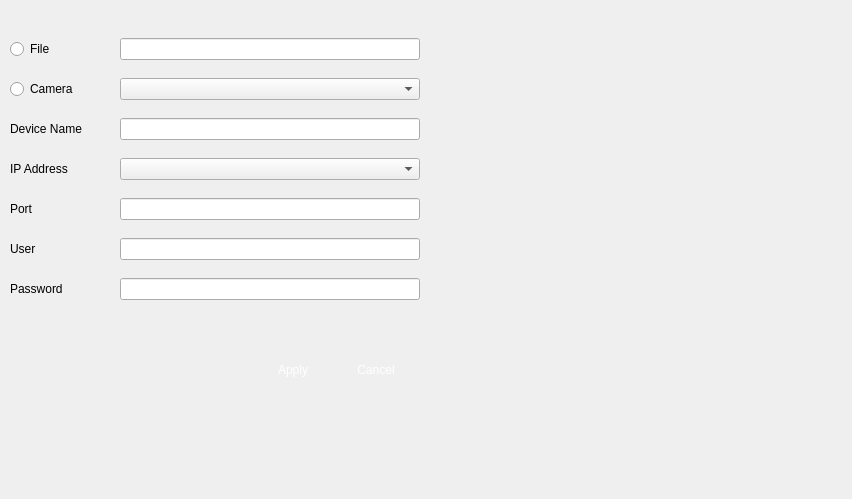
Qt form veapp/main/vscvipcadd.ui (linkingvision/rapidvms) before a commit.
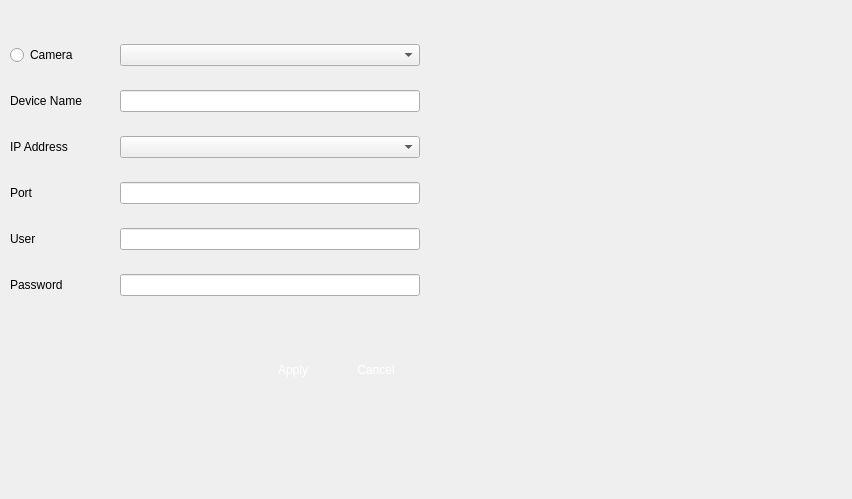
The same form after that commit. Icons and pictures are not drawn.

```diff
--- a/veapp/main/vscvipcadd.ui
+++ b/veapp/main/vscvipcadd.ui
@@ -37,56 +37,21 @@
       <property name="verticalSpacing">
        <number>0</number>
       </property>
+      <item row="6" column="1">
+       <widget class="QComboBox" name="listIP"/>
+      </item>
+      <item row="0" column="1">
+       <widget class="QComboBox" name="listCamera"/>
+      </item>
       <item row="0" column="0">
-       <widget class="QRadioButton" name="radioButtonFile">
+       <widget class="QRadioButton" name="radioButtonCamera">
         <property name="text">
-         <string>File</string>
+         <string>Camera</string>
         </property>
        </widget>
       </item>
-      <item row="7" column="0">
-       <widget class="QLabel" name="labelIP">
-        <property name="text">
-         <string>IP Address</string>
-        </property>
-       </widget>
-      </item>
-      <item row="8" column="0">
-       <widget class="QLabel" name="labelPort">
-        <property name="text">
-         <string>Port</string>
-        </property>
-       </widget>
-      </item>
-      <item row="10" column="1">
-       <widget class="QLineEdit" name="lineEditPassword">
-        <property name="maximumSize">
-         <size>
-          <width>300</width>
-          <height>16777215</height>
-         </size>
-        </property>
-       </widget>
-      </item>
-      <item row="5" column="0">
-       <widget class="QLabel" name="labelName">
-        <property name="text">
-         <string>Device Name</string>
-        </property>
-       </widget>
-      </item>
-      <item row="9" column="1">
-       <widget class="QLineEdit" name="lineEditUser">
-        <property name="maximumSize">
-         <size>
-          <width>300</width>
-          <height>16777215</height>
-         </size>
-        </property>
-       </widget>
-      </item>
-      <item row="5" column="1">
-       <widget class="QLineEdit" name="lineEditName">
+      <item row="7" column="1">
+       <widget class="QLineEdit" name="lineEditPort">
         <property name="maximumSize">
          <size>
           <width>300</width>
@@ -96,21 +61,31 @@
        </widget>
       </item>
       <item row="9" column="0">
-       <widget class="QLabel" name="labelUser">
-        <property name="text">
-         <string>User</string>
-        </property>
-       </widget>
-      </item>
-      <item row="10" column="0">
        <widget class="QLabel" name="labelPassword">
         <property name="text">
          <string>Password</string>
         </property>
        </widget>
       </item>
+      <item row="8" column="0">
+       <widget class="QLabel" name="labelUser">
+        <property name="text">
+         <string>User</string>
+        </property>
+       </widget>
+      </item>
+      <item row="4" column="1">
+       <widget class="QLineEdit" name="lineEditName">
+        <property name="maximumSize">
+         <size>
+          <width>300</width>
+          <height>16777215</height>
+         </size>
+        </property>
+       </widget>
+      </item>
       <item row="8" column="1">
-       <widget class="QLineEdit" name="lineEditPort">
+       <widget class="QLineEdit" name="lineEditUser">
         <property name="maximumSize">
          <size>
           <width>300</width>
@@ -119,21 +94,15 @@
         </property>
        </widget>
       </item>
-      <item row="1" column="0">
-       <widget class="QRadioButton" name="radioButtonCamera">
+      <item row="4" column="0">
+       <widget class="QLabel" name="labelName">
         <property name="text">
-         <string>Camera</string>
+         <string>Device Name</string>
         </property>
        </widget>
       </item>
-      <item row="7" column="1">
-       <widget class="QComboBox" name="listIP"/>
-      </item>
-      <item row="1" column="1">
-       <widget class="QComboBox" name="listCamera"/>
-      </item>
-      <item row="0" column="1">
-       <widget class="QLineEdit" name="lineEditFile">
+      <item row="9" column="1">
+       <widget class="QLineEdit" name="lineEditPassword">
         <property name="maximumSize">
          <size>
           <width>300</width>
@@ -142,6 +111,20 @@
         </property>
        </widget>
       </item>
+      <item row="7" column="0">
+       <widget class="QLabel" name="labelPort">
+        <property name="text">
+         <string>Port</string>
+        </property>
+       </widget>
+      </item>
+      <item row="6" column="0">
+       <widget class="QLabel" name="labelIP">
+        <property name="text">
+         <string>IP Address</string>
+        </property>
+       </widget>
+      </item>
      </layout>
     </item>
     <item>
```
